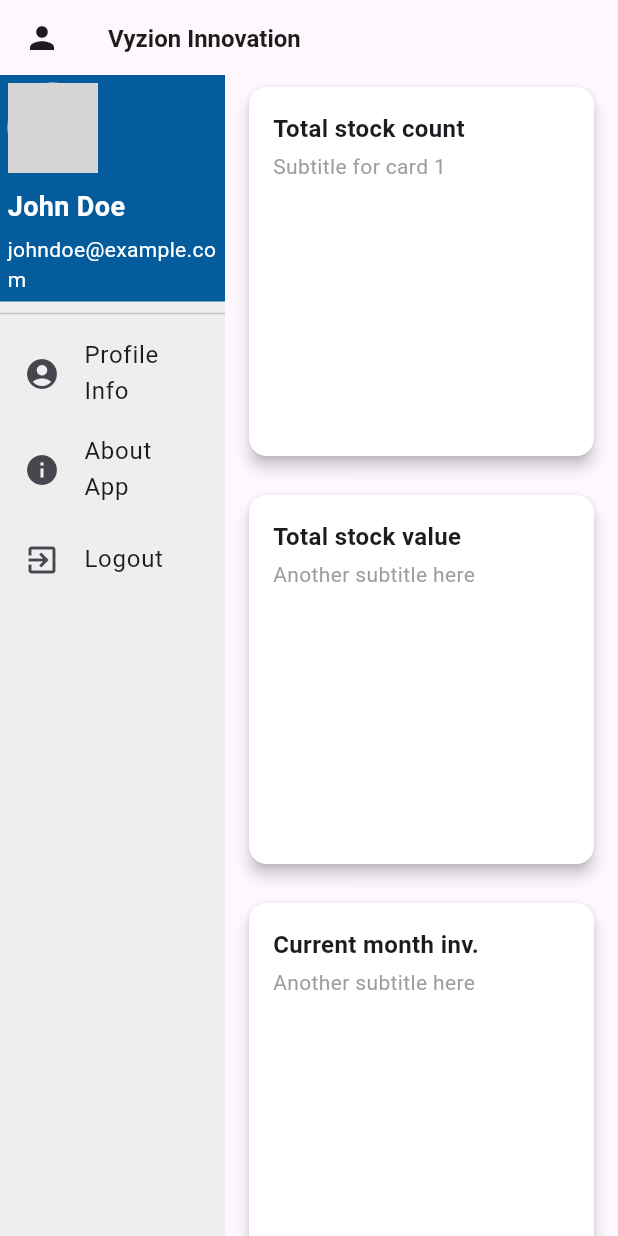
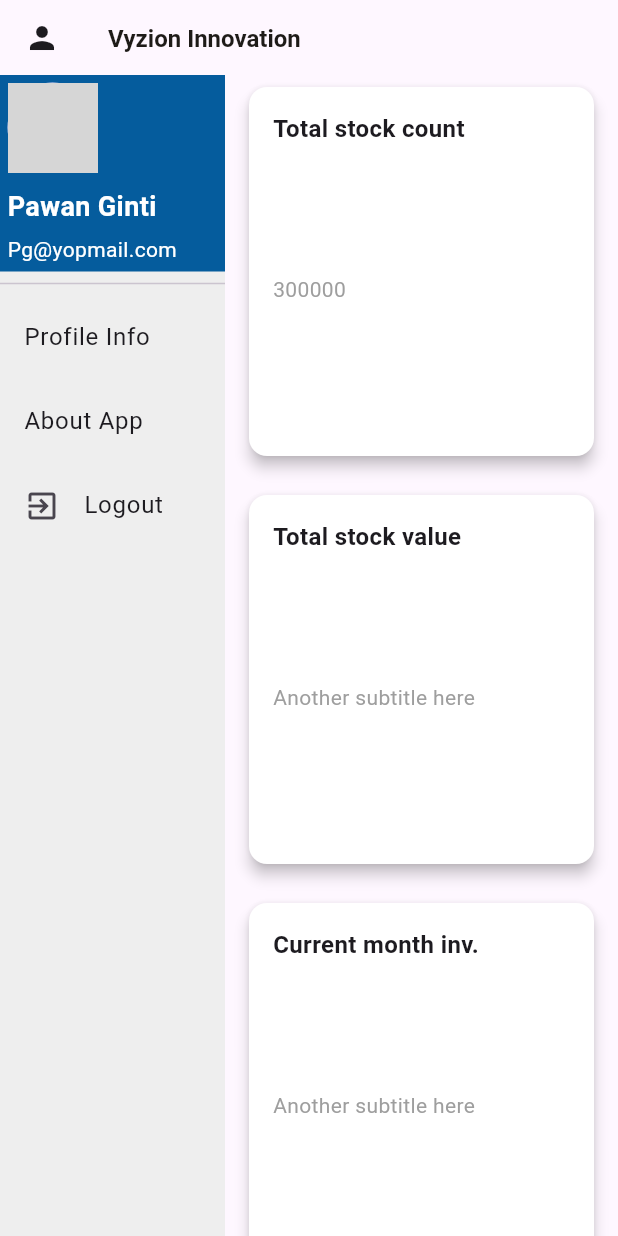
Before and after one commit to Vyzion-Innovation/Inventory-Flutter-MobileApp, a Flutter app: the HomePage screen opened directly, after a tap on the "person" icon, on a phone screen of 412 x 824 dp. Run offline on Flutter 3.47's test engine with Material 3 defaults, Android fonts, the light colour scheme and no system bars; our stand-ins replace get, progress_dialog_null_safe; network calls fail; grey boxes are pictures that could not be loaded.

Commit message:
just ui change

```diff
--- a/lib/Home/View/home_screen.dart
+++ b/lib/Home/View/home_screen.dart
@@ -37,10 +37,10 @@ class HomePage extends StatelessWidget {
                 crossAxisCount: sidePanelController.isVisible.value? 1 : 2,
                 crossAxisSpacing: 2.0,
                 mainAxisSpacing: 10.0,
-                children: [
+                children: const [
                   CommonCard(
                     title: Strings.cardTitle,
-                    subtitle: 'Subtitle for card 1',
+                    subtitle: '300000',
                   ),
                   CommonCard(
                     title: 'Total stock value',
@@ -76,6 +76,7 @@ class HomePage extends StatelessWidget {
         children: [
           // Profile Section
           Container(
+             width: 150,
             color: AppColors.gradientOne,
             padding: EdgeInsets.all(5.0),
             child: const Column(
@@ -88,7 +89,7 @@ class HomePage extends StatelessWidget {
                 ),
                 SizedBox(height: 10),
                 Text(
-                  'John Doe', // Dynamic user name
+                  'Pawan Ginti', // Dynamic user name
                   style: TextStyle(
                       color: Colors.white,
                       fontSize: 18,
@@ -96,7 +97,7 @@ class HomePage extends StatelessWidget {
                 ),
                 SizedBox(height: 5),
                 Text(
-                  'johndoe@example.com', // Dynamic email
+                  'Pg@yopmail.com', // Dynamic email
                   style: TextStyle(color: Colors.white),
                 ),
               ],
@@ -105,12 +106,12 @@ class HomePage extends StatelessWidget {
           Divider(), // Separator line
           // Options
           ListTile(
-            leading: Icon(Icons.account_circle),
+            // leading: Icon(Icons.account_circle),
             title: Text('Profile Info'),
             onTap: () {},
           ),
           ListTile(
-            leading: Icon(Icons.info),
+            // leading: Icon(Icons.info),
             title: Text('About App'),
             onTap: () {},
           ),
--- a/lib/common/build_card.dart
+++ b/lib/common/build_card.dart
@@ -29,40 +29,34 @@ class CommonCard extends StatelessWidget {
         borderRadius: BorderRadius.circular(12.0), // Rounded corners
       ),
       elevation: 4, // Elevation for shadow effect
-      child: InkWell(
-        borderRadius: BorderRadius.circular(12.0),
-        onTap: onTap, // Execute onTap callback when card is tapped
       child: Padding(
         padding: padding,
         child: Row(
           crossAxisAlignment: CrossAxisAlignment.center,
           children: [
-              if (leadingIcon != null) ...[
-                Icon(
-                  leadingIcon,
-                  size: 32,
-                  color: Colors.blue, // Customize icon color
-                ),
-                const SizedBox(width: 12), // Add space between icon and text
-              ],
+
             Expanded(
               child: Column(
                 crossAxisAlignment: CrossAxisAlignment.start,
                 children: [
-                    Text(
+                  Expanded(
+                    child: Text(
                       title,
                       style: const TextStyle(
                         fontSize: 16.0,
                         fontWeight: FontWeight.bold,
                       ),
                     ),
+                  ),
                   if (subtitle != null) ...[
                     const SizedBox(height: 4), // Space between title and subtitle
-                      Text(
+                    Expanded(
+                      child: Text(
                         subtitle!,
                         style: const TextStyle(
                           fontSize: 14.0,
                           color: Colors.grey, // Customize subtitle color
+                        ),
                       ),
                     ),
                   ],
@@ -73,7 +67,6 @@ class CommonCard extends StatelessWidget {
           ],
         ),
       ),
-      ),
     );
   }
 }
--- a/pubspec.yaml
+++ b/pubspec.yaml
@@ -37,6 +37,7 @@ dependencies:
   cupertino_icons: ^1.0.8
   get: ^4.6.6
   progress_dialog_null_safe: ^3.0.0
+  flutter_staggered_grid_view: ^0.7.0
 
 dev_dependencies:
   flutter_test:
```
Also changed, not shown: pubspec.lock. Lines whose indentation alone changed are shown as unchanged.
